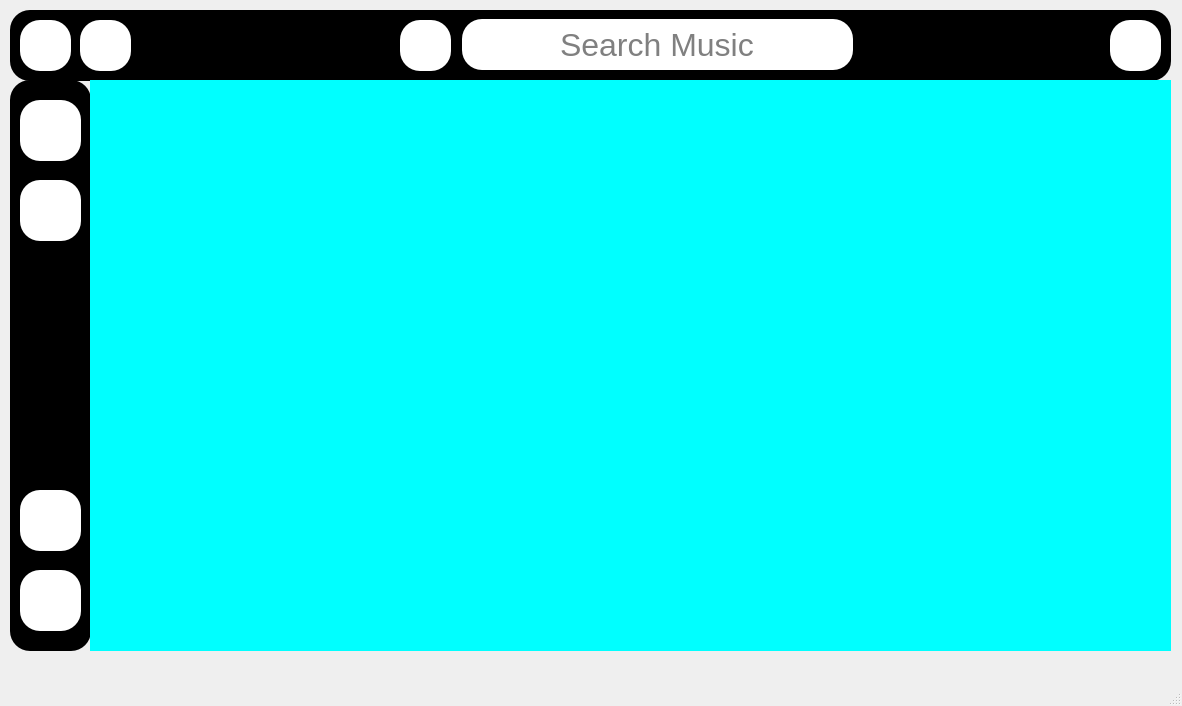
TruongKhoaNguyen/PTA04-Sanpham, file UI-GiaoDien/homepage.ui: the form before one commit.
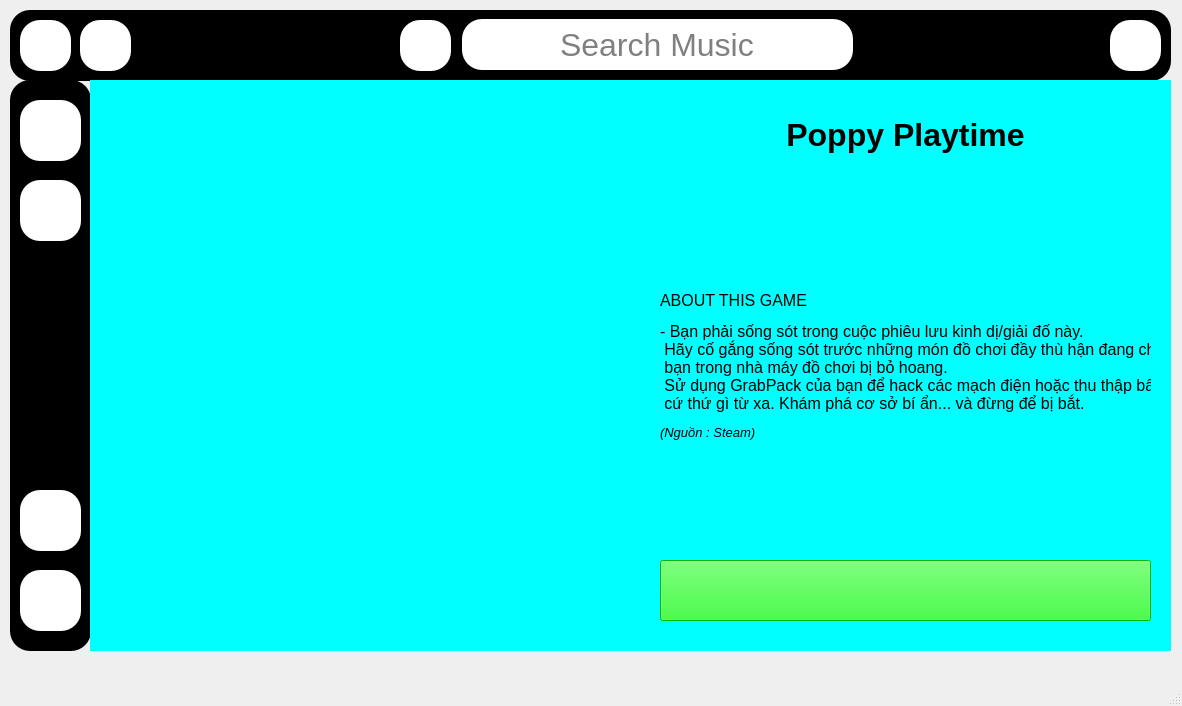
The form after the commit. The open tabs and pages were chosen to show the change. Icons and pictures are not drawn.

```diff
--- a/UI-GiaoDien/homepage.ui
+++ b/UI-GiaoDien/homepage.ui
@@ -33,7 +33,7 @@
     <property name="frameShadow">
      <enum>QFrame::Raised</enum>
     </property>
-    <widget class="QPushButton" name="pushButton">
+    <widget class="QPushButton" name="btnHome">
      <property name="geometry">
       <rect>
        <x>10</x>
@@ -832,6 +832,104 @@
        <bool>true</bool>
       </property>
      </widget>
+     <widget class="QLabel" name="label_13">
+      <property name="geometry">
+       <rect>
+        <x>570</x>
+        <y>20</y>
+        <width>491</width>
+        <height>71</height>
+       </rect>
+      </property>
+      <property name="minimumSize">
+       <size>
+        <width>491</width>
+        <height>71</height>
+       </size>
+      </property>
+      <property name="maximumSize">
+       <size>
+        <width>491</width>
+        <height>71</height>
+       </size>
+      </property>
+      <property name="font">
+       <font>
+        <family>Nirmala UI</family>
+        <pointsize>24</pointsize>
+        <weight>75</weight>
+        <bold>true</bold>
+       </font>
+      </property>
+      <property name="text">
+       <string>&lt;html&gt;&lt;head/&gt;&lt;body&gt;&lt;p align=&quot;center&quot;&gt;Poppy Playtime&lt;/p&gt;&lt;/body&gt;&lt;/html&gt;</string>
+      </property>
+     </widget>
+     <widget class="QLabel" name="label_27">
+      <property name="geometry">
+       <rect>
+        <x>570</x>
+        <y>110</y>
+        <width>491</width>
+        <height>351</height>
+       </rect>
+      </property>
+      <property name="minimumSize">
+       <size>
+        <width>491</width>
+        <height>351</height>
+       </size>
+      </property>
+      <property name="maximumSize">
+       <size>
+        <width>491</width>
+        <height>351</height>
+       </size>
+      </property>
+      <property name="font">
+       <font>
+        <family>Nirmala UI</family>
+        <pointsize>12</pointsize>
+        <weight>50</weight>
+        <bold>false</bold>
+       </font>
+      </property>
+      <property name="text">
+       <string>&lt;!DOCTYPE HTML PUBLIC &quot;-//W3C//DTD HTML 4.0//EN&quot; &quot;http://www.w3.org/TR/REC-html40/strict.dtd&quot;&gt;
+&lt;html&gt;&lt;head&gt;&lt;meta name=&quot;qrichtext&quot; content=&quot;1&quot; /&gt;&lt;style type=&quot;text/css&quot;&gt;
+p, li { white-space: pre-wrap; }
+&lt;/style&gt;&lt;/head&gt;&lt;body style=&quot; font-family:'Museo Sans 500'; font-size:10pt; font-weight:400; font-style:normal;&quot;&gt;
+&lt;p style=&quot; margin-top:0px; margin-bottom:0px; margin-left:0px; margin-right:0px; -qt-block-indent:0; text-indent:0px;&quot;&gt;&lt;span style=&quot; font-family:'Nirmala UI'; font-size:12pt;&quot;&gt;ABOUT THIS GAME&lt;/span&gt;&lt;/p&gt;
+&lt;p align=&quot;justify&quot; style=&quot; margin-top:12px; margin-bottom:12px; margin-left:0px; margin-right:0px; -qt-block-indent:0; text-indent:0px;&quot;&gt;&lt;span style=&quot; font-family:'Nirmala UI'; font-size:12pt;&quot;&gt;- Bạn phải sống sót trong cuộc phiêu lưu kinh dị/giải đố này.&lt;br /&gt; Hãy cố gắng sống sót trước những món đồ chơi đầy thù hận đang chờ &lt;br /&gt; bạn trong nhà máy đồ chơi bị bỏ hoang.&lt;br /&gt; Sử dụng GrabPack của bạn để hack các mạch điện hoặc thu thập bất &lt;br /&gt; cứ thứ gì từ xa. Khám phá cơ sở bí ẩn... và đừng để bị bắt.&lt;/span&gt;&lt;/p&gt;
+&lt;p align=&quot;justify&quot; style=&quot; margin-top:12px; margin-bottom:12px; margin-left:0px; margin-right:0px; -qt-block-indent:0; text-indent:0px;&quot;&gt;&lt;span style=&quot; font-family:'Nirmala UI'; font-style:italic;&quot;&gt;(Nguồn : Steam)&lt;/span&gt;&lt;/p&gt;&lt;/body&gt;&lt;/html&gt;</string>
+      </property>
+     </widget>
+     <widget class="QPushButton" name="pushButton">
+      <property name="geometry">
+       <rect>
+        <x>570</x>
+        <y>480</y>
+        <width>491</width>
+        <height>61</height>
+       </rect>
+      </property>
+      <property name="styleSheet">
+       <string notr="true">background-color:lime</string>
+      </property>
+      <property name="text">
+       <string/>
+      </property>
+      <property name="icon">
+       <iconset>
+        <normaloff>D:/TRUONG_KHOA/MIND_X_Truong_Khoa/Python_ADVANCE/Nguyen_lieu/PPPPPPPPPP.png</normaloff>D:/TRUONG_KHOA/MIND_X_Truong_Khoa/Python_ADVANCE/Nguyen_lieu/PPPPPPPPPP.png</iconset>
+      </property>
+      <property name="iconSize">
+       <size>
+        <width>43</width>
+        <height>43</height>
+       </size>
+      </property>
+     </widget>
     </widget>
     <widget class="QWidget" name="page_3"/>
    </widget>
```
Left out of the diff: 315 changed lines with no effect on the pictures.
